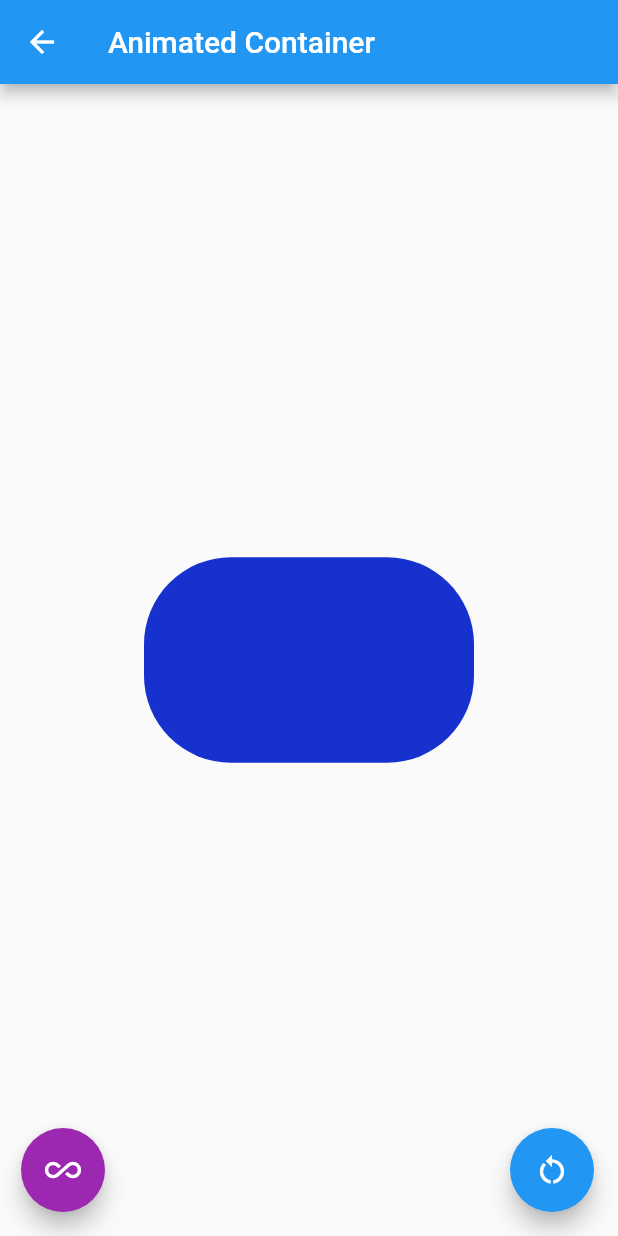
After one commit to Cesar98/Courses, a Flutter app: the AnimateContainerPage screen opened by its route, after a tap on the "all inclusive" icon, on a phone screen of 412 x 824 dp. The commit adds this screen. Run offline on Flutter 3.47's test engine with Material 2 defaults, Android fonts, the light colour scheme and no system bars.

Commit message:
Animated Container on Flutter

```diff
--- a/Flutter/Projects/components/data/menu_opts.json
+++ b/Flutter/Projects/components/data/menu_opts.json
@@ -15,17 +15,11 @@
             "ruta" : "card",
             "icon" : "folder_open",
             "texto": "Cards"
-        }
-    ],
-    "avatarImages" : [
-        {
-            "ruta" : "assets/mad.gif"
         },
         {
-            "ruta" : "assets/happy.gif"
-        },
-        {
-            "ruta" : "assets/sad.gif"
+            "ruta" : "animatedContainer",
+            "icon" : "donut_large",
+            "texto": "Animated Container"
         }
     ]
 }
--- /dev/null
+++ b/Flutter/Projects/components/lib/src/pages/animated_container.dart
@@ -0,0 +1,73 @@
+import 'package:flutter/material.dart';
+
+import 'dart:math';
+
+class AnimateContainerPage extends StatefulWidget {
+  @override
+  _AnimateContainerPageState createState() => _AnimateContainerPageState();
+}
+
+class _AnimateContainerPageState extends State<AnimateContainerPage> {
+  double _width = 50.0;
+  double _height = 50.0;
+  Color _color = Colors.deepOrange;
+
+  BorderRadiusGeometry _borderRadius = BorderRadius.circular(8.0);
+
+  @override
+  Widget build(BuildContext context) {
+    return Scaffold(
+      appBar: AppBar(
+        title: Text('Animated Container'),
+      ),
+      body: Center(
+          child: AnimatedContainer(
+        width: _width,
+        height: _height,
+        decoration: BoxDecoration(
+          borderRadius: _borderRadius,
+          color: _color,
+        ),
+        duration: Duration(milliseconds: 1000),
+        curve: Curves.easeInOutCirc,
+      )),
+      floatingActionButton: Row(
+        mainAxisAlignment: MainAxisAlignment.center,
+        children: [
+          SizedBox(
+            width: 30.0,
+          ),
+          FloatingActionButton(
+            child: Icon(Icons.all_inclusive_sharp),
+            tooltip: 'Change container',
+            onPressed: _changePropertries,
+            backgroundColor: Colors.purple,
+            heroTag: 1,
+          ),
+          Expanded(
+            child: SizedBox(),
+          ),
+          FloatingActionButton(
+            child: Icon(Icons.restart_alt),
+            tooltip: 'Restart',
+            onPressed: () {
+              Navigator.pop(context);
+            },
+            heroTag: 2,
+          ),
+        ],
+      ),
+    );
+  }
+
+  void _changePropertries() {
+    final random = Random();
+
+    _width = random.nextInt(300).toDouble();
+    _height = random.nextInt(500).toDouble();
+    _color = Color.fromRGBO(
+        random.nextInt(500), random.nextInt(500), random.nextInt(500), 1.0);
+    _borderRadius = BorderRadius.circular(random.nextInt(100).toDouble());
+    setState(() {});
+  }
+}
--- a/Flutter/Projects/components/lib/src/routes/routes.dart
+++ b/Flutter/Projects/components/lib/src/routes/routes.dart
@@ -5,6 +5,7 @@ import 'package:components/src/pages/avatar_page.dart';
 import 'package:components/src/pages/home_page.dart';
 import 'package:components/src/pages/loading_page.dart';
 import 'package:components/src/pages/card_page.dart';
+import 'package:components/src/pages/animated_container.dart';
 
 Map<String, WidgetBuilder> getApplicationRoutes() {
   return <String, WidgetBuilder>{
@@ -13,5 +14,6 @@ Map<String, WidgetBuilder> getApplicationRoutes() {
     'avatar': (BuildContext context) => AvatarPage(),
     'card': (BuildContext context) => CardPage(),
     'loading': (BuildContext context) => LoadingPage(),
+    'animatedContainer': (BuildContext context) => AnimateContainerPage(),
   };
 }
--- a/Flutter/Projects/components/lib/src/utils/icon_string_util.dart
+++ b/Flutter/Projects/components/lib/src/utils/icon_string_util.dart
@@ -4,6 +4,7 @@ final _icons = <String, IconData>{
   'add_alert': Icons.add_alert,
   'accessibility': Icons.accessibility,
   'folder_open': Icons.folder_open,
+  'donut_large': Icons.donut_large,
 };
 
 Icon getIcon(String iconName) {
```
Also changed, not shown: Flutter/Projects/components/pubspec.lock.
